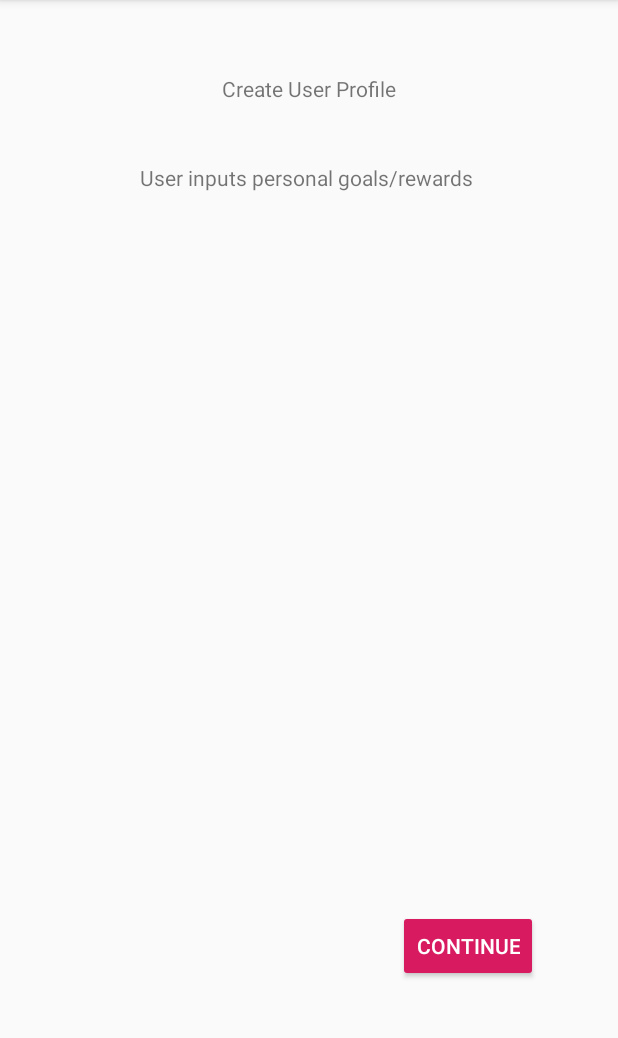
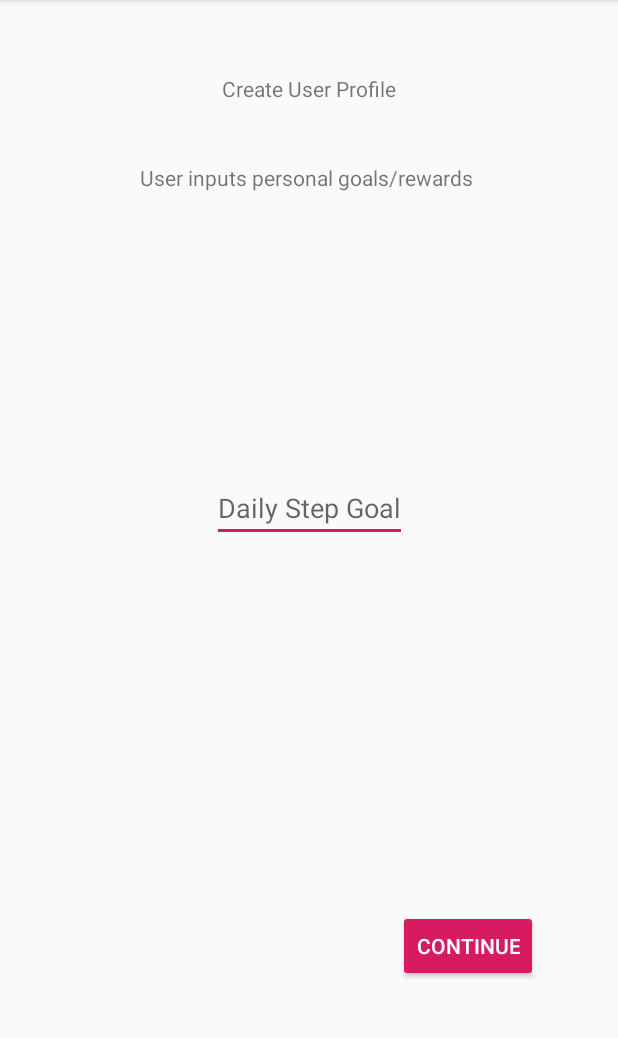
Before and after one commit to Marek-Be/Fit4Me, an Android app: the screen it shows after launch (CreateProfile), after a tap on "ENTER", on a phone screen of 412 x 824 dp, the part 84-1122 px from its top. Run offline under Robolectric (Android 15) with nearby library versions, the phone set to English and light mode, and no system bars; 3 statements that could not run were skipped.

Commit message:
Improved buttons and user can input step goal

```diff
--- a/app/src/main/AndroidManifest.xml
+++ b/app/src/main/AndroidManifest.xml
@@ -9,7 +9,9 @@
         android:roundIcon="@mipmap/ic_launcher_round"
         android:supportsRtl="true"
         android:theme="@style/AppTheme">
-        <activity android:name=".HomePage"></activity>
+        <activity android:name=".HomePage"
+            android:parentActivityName=".CreateProfile">
+        </activity>
         <activity android:name=".MainActivity">
             <intent-filter>
                 <action android:name="android.intent.action.MAIN" />
--- a/app/src/main/java/com/example/fit4me/CreateProfile.java
+++ b/app/src/main/java/com/example/fit4me/CreateProfile.java
@@ -4,20 +4,32 @@ import android.content.Intent;
 import android.support.v7.app.AppCompatActivity;
 import android.os.Bundle;
 import android.view.View;
+import android.widget.Button;
+import android.widget.EditText;
 
 
 public class CreateProfile extends AppCompatActivity {
+
+    private Button button;
+    private EditText goalInput;
 
     @Override
     protected void onCreate(Bundle savedInstanceState) {
         super.onCreate(savedInstanceState);
         setContentView(R.layout.activity_create_profile);
-    }
 
-    public void toHomePage(View view)
-    {
-        Intent intent = new Intent(this, HomePage.class);
-        startActivity(intent);
+        //button functionality to HomePage activity
+        button = findViewById(R.id.button2);
+        goalInput = findViewById(R.id.goalInput);
+        button.setOnClickListener(new View.OnClickListener() {
+            @Override
+            public void onClick(View v) {
+                Intent intent = new Intent(CreateProfile.this, HomePage.class);
+                intent.putExtra("stepGoalText", goalInput.getText().toString());
+                startActivity(intent);
+            }
+        });
+
     }
 
     //way of creating user account based on goal information inputted
--- a/app/src/main/java/com/example/fit4me/MainActivity.java
+++ b/app/src/main/java/com/example/fit4me/MainActivity.java
@@ -7,6 +7,8 @@ import android.view.View;
 
 import android.content.IntentSender;
 import android.util.Log;
+import android.widget.Button;
+import android.widget.EditText;
 import android.widget.Toast;
 
 import com.google.android.gms.common.ConnectionResult;
@@ -43,6 +45,16 @@ public class MainActivity extends AppCompatActivity implements OnDataPointListen
     {
         super.onCreate(savedInstanceState);
         setContentView(R.layout.activity_main);
+
+        //button functionality to CreateProfile activity
+        Button button = findViewById(R.id.button);
+        button.setOnClickListener(new View.OnClickListener() {
+            @Override
+            public void onClick(View v) {
+                Intent intent = new Intent(MainActivity.this, CreateProfile.class);
+                startActivity(intent);
+            }
+        });
 
         if (savedInstanceState != null) {
             authInProgress = savedInstanceState.getBoolean(AUTH_PENDING);
@@ -174,20 +186,4 @@ public class MainActivity extends AppCompatActivity implements OnDataPointListen
         super.onSaveInstanceState(outState);
         outState.putBoolean(AUTH_PENDING, authInProgress);
     }
-
-
-    //implement Google account sign in to access CreateProfile activity
-
-    //changing activity functions
-    public void toCreateProfile(View view)
-    {
-        Intent intent = new Intent(this, CreateProfile.class);
-        startActivity(intent);
-    }
-    public void toHomePage(View view)
-    {
-        Intent intent = new Intent(this, HomePage.class);
-        startActivity(intent);
-    }
-
 }
--- a/app/src/main/res/layout/activity_create_profile.xml
+++ b/app/src/main/res/layout/activity_create_profile.xml
@@ -24,7 +24,6 @@
         android:layout_marginEnd="53dp"
         android:layout_marginRight="53dp"
         android:layout_marginBottom="113dp"
-        android:onClick="toHomePage"
         android:text="Continue"
         app:layout_constraintBottom_toBottomOf="parent"
         app:layout_constraintEnd_toEndOf="parent" />
@@ -39,4 +38,17 @@
         app:layout_constraintStart_toStartOf="parent"
         app:layout_constraintTop_toBottomOf="@+id/textView" />
 
+    <EditText
+        android:id="@+id/goalInput"
+        android:layout_width="wrap_content"
+        android:layout_height="wrap_content"
+        android:layout_marginTop="229dp"
+        android:layout_marginBottom="228dp"
+        android:hint="Daily Step Goal"
+        android:inputType="numberDecimal"
+        app:layout_constraintBottom_toTopOf="@+id/button2"
+        app:layout_constraintEnd_toEndOf="parent"
+        app:layout_constraintStart_toStartOf="parent"
+        app:layout_constraintTop_toBottomOf="@+id/textView" />
+
 </android.support.constraint.ConstraintLayout>
--- a/app/src/main/res/layout/activity_main.xml
+++ b/app/src/main/res/layout/activity_main.xml
@@ -23,7 +23,6 @@
         android:layout_width="wrap_content"
         android:layout_height="wrap_content"
         android:layout_marginTop="32dp"
-        android:onClick="toCreateProfile"
         android:text="Enter"
         app:layout_constraintEnd_toEndOf="parent"
         app:layout_constraintHorizontal_bias="0.489"
```
Also changed, not shown: app/src/main/java/com/example/fit4me/HomePage.java (+7 -0 lines), app/src/main/res/layout/activity_home_page.xml (+12 -0 lines).
